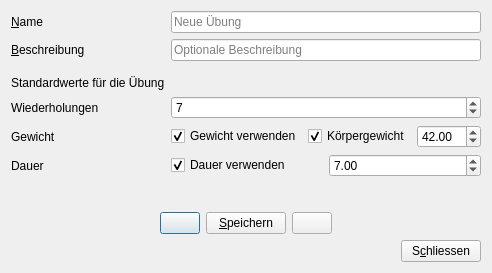
Before: the Qt Designer form speck_weg/ui/dialog_training_exercise.ui in hochstibe/fingertraining, drawn with Qt 5.
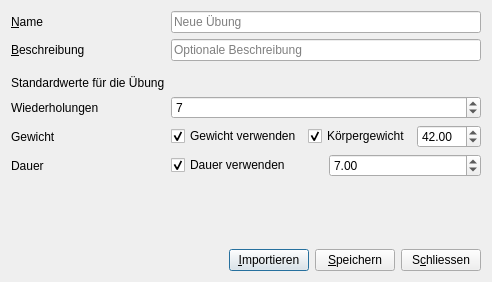
After: the same form once the commit is applied. Icons and pictures are not drawn.

Commit message: import exercise

Patch:
```diff
--- a/speck_weg/ui/dialog_training_exercise.ui
+++ b/speck_weg/ui/dialog_training_exercise.ui
@@ -9,8 +9,8 @@
    <rect>
     <x>0</x>
     <y>0</y>
-    <width>484</width>
-    <height>273</height>
+    <width>464</width>
+    <height>282</height>
    </rect>
   </property>
   <property name="windowTitle">
@@ -178,70 +178,11 @@
      <property name="sizeHint" stdset="0">
       <size>
        <width>17</width>
-       <height>29</height>
+       <height>70</height>
       </size>
      </property>
     </spacer>
    </item>
-   <item>
-    <layout class="QHBoxLayout" name="horizontalLayout_4">
-     <item>
-      <spacer name="horizontalSpacer_2">
-       <property name="orientation">
-        <enum>Qt::Horizontal</enum>
-       </property>
-       <property name="sizeHint" stdset="0">
-        <size>
-         <width>40</width>
-         <height>20</height>
-        </size>
-       </property>
-      </spacer>
-     </item>
-     <item>
-      <widget class="QPushButton" name="pushButton_previous">
-       <property name="text">
-        <string/>
-       </property>
-       <property name="icon">
-        <iconset resource="resources/resources.qrc">
-         <normaloff>:/icons/arrow-left-solid.svg</normaloff>:/icons/arrow-left-solid.svg</iconset>
-       </property>
-      </widget>
-     </item>
-     <item>
-      <widget class="QPushButton" name="pushButton_save">
-       <property name="text">
-        <string>&amp;Speichern</string>
-       </property>
-      </widget>
-     </item>
-     <item>
-      <widget class="QPushButton" name="pushButton_next">
-       <property name="text">
-        <string/>
-       </property>
-       <property name="icon">
-        <iconset resource="resources/resources.qrc">
-         <normaloff>:/icons/arrow-right-solid.svg</normaloff>:/icons/arrow-right-solid.svg</iconset>
-       </property>
-      </widget>
-     </item>
-     <item>
-      <spacer name="horizontalSpacer_3">
-       <property name="orientation">
-        <enum>Qt::Horizontal</enum>
-       </property>
-       <property name="sizeHint" stdset="0">
-        <size>
-         <width>40</width>
-         <height>20</height>
-        </size>
-       </property>
-      </spacer>
-     </item>
-    </layout>
-   </item>
    <item>
     <layout class="QHBoxLayout" name="horizontalLayout">
      <item>
@@ -257,6 +198,23 @@
        </property>
       </spacer>
      </item>
+     <item>
+      <widget class="QPushButton" name="pushButton_import">
+       <property name="toolTip">
+        <string>Eine bestehende Übung verwenden.</string>
+       </property>
+       <property name="text">
+        <string>&amp;Importieren</string>
+       </property>
+      </widget>
+     </item>
+     <item>
+      <widget class="QPushButton" name="pushButton_save">
+       <property name="text">
+        <string>&amp;Speichern</string>
+       </property>
+      </widget>
+     </item>
      <item>
       <widget class="QPushButton" name="pushButton_close">
        <property name="text">
```
Left out of the diff: 4 changed lines with no effect on the pictures. The commit also changes 14 other files.
